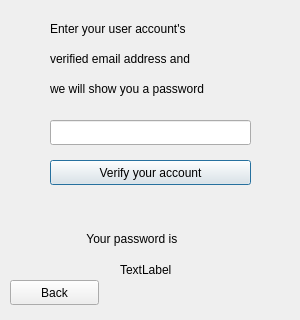
First picture: the form in Dialog_verification.ui, repository SergoChilo/PyQt5, before the edit.
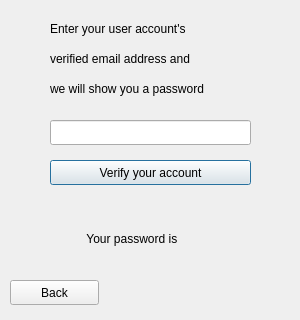
Second picture: the form after the edit.

```diff
--- a/Dialog_verification.ui
+++ b/Dialog_verification.ui
@@ -91,14 +91,14 @@
   <widget class="QLabel" name="label_5">
    <property name="geometry">
     <rect>
-     <x>120</x>
+     <x>70</x>
      <y>260</y>
      <width>121</width>
      <height>20</height>
     </rect>
    </property>
    <property name="text">
-    <string>TextLabel</string>
+    <string/>
    </property>
   </widget>
   <widget class="QPushButton" name="pushButton_2">
```
